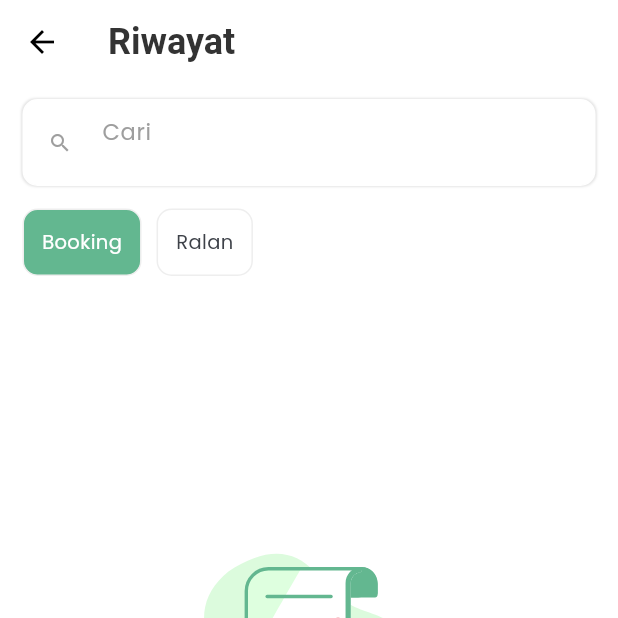
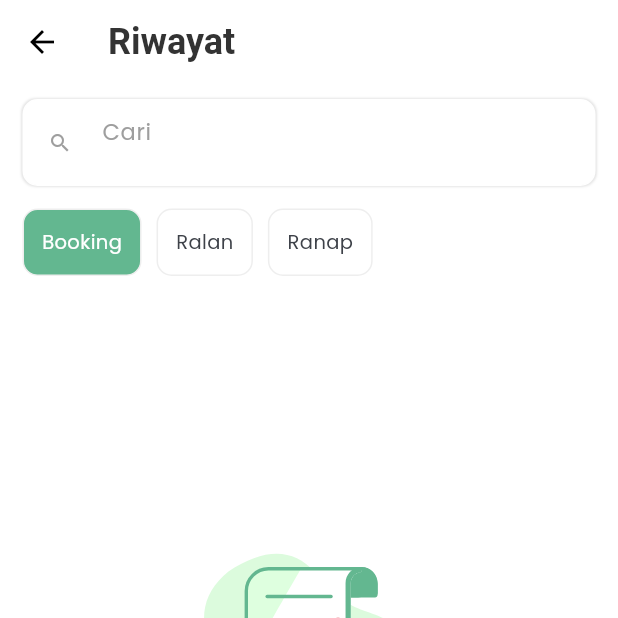
Before and after one commit to Mulia-git/ausy-mobile-main2, a Flutter app: the HistoryPage screen opened directly, on a phone screen of 412 x 824 dp, the top half of it. Run offline on Flutter 3.47's test engine with Material 3 defaults, Android fonts, the phone set to English and light mode, and no system bars; our stand-ins replace app_links, audioplayers, auto_size_text, cached_network_image, carousel_slider, connectivity_plus and 16 more; missing offline and left inert: in_app_update, syncfusion_flutter_pdfviewer; accounts and stored records are empty; network calls fail.

```diff
--- a/lib/features/history/controllers/history_controller.dart
+++ b/lib/features/history/controllers/history_controller.dart
@@ -73,6 +73,7 @@ class HistoryController extends GetxController {
   var radiologiData = Rx<RadiologiModel?>(null);
   final _radiologiService = RadiologiService();
   var suratSakit = Rx<SuratSakit?>(null);
+
 
   // Ambil data dokter berdasarkan tanggal
   Future<void> loadBilling() async {
--- a/lib/features/history/views/history_page.dart
+++ b/lib/features/history/views/history_page.dart
@@ -23,6 +23,7 @@ class HistoryPageState extends State<HistoryPage> {
       Get.put(HistoryController(), permanent: true);
   TextEditingController searchController = TextEditingController();
   final ScrollController _scrollController = ScrollController();
+
   final RxBool showFab = false.obs;
   @override
   void initState() {
@@ -263,7 +264,7 @@ class HistoryPageState extends State<HistoryPage> {
     final categories = [
       'Booking',
       'Ralan',
-      // 'Ranap',
+      'Ranap',
       // 'Billing',
     ];
 
```
Also changed, not shown: .github/workflows/ios.yaml (added).
